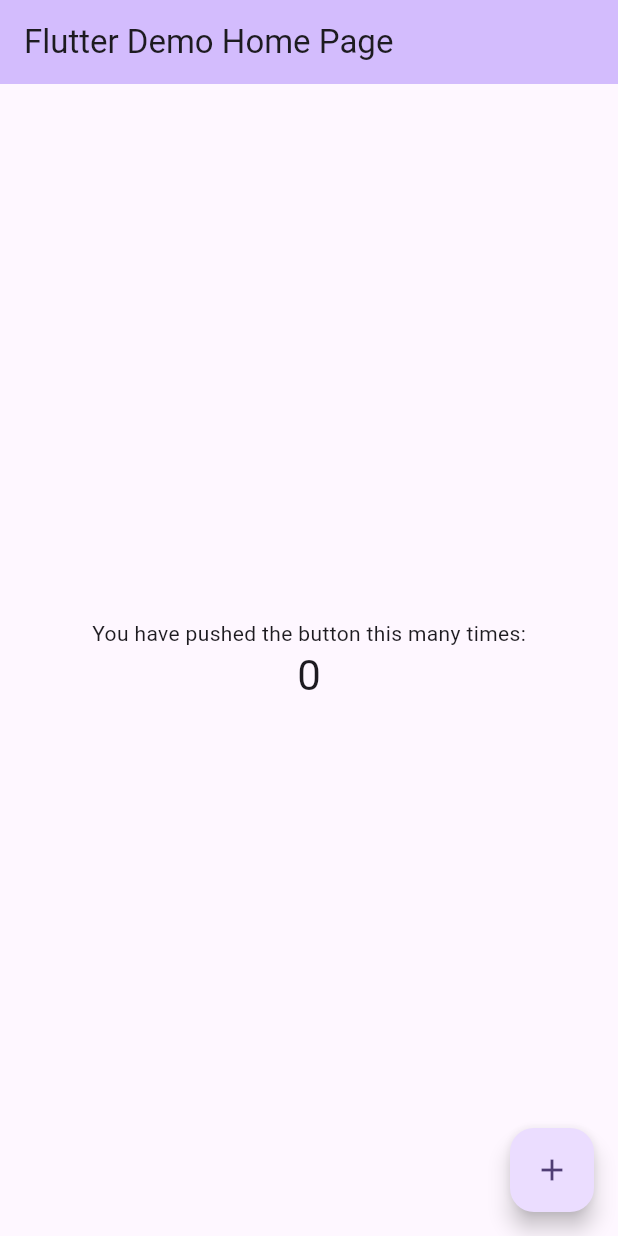
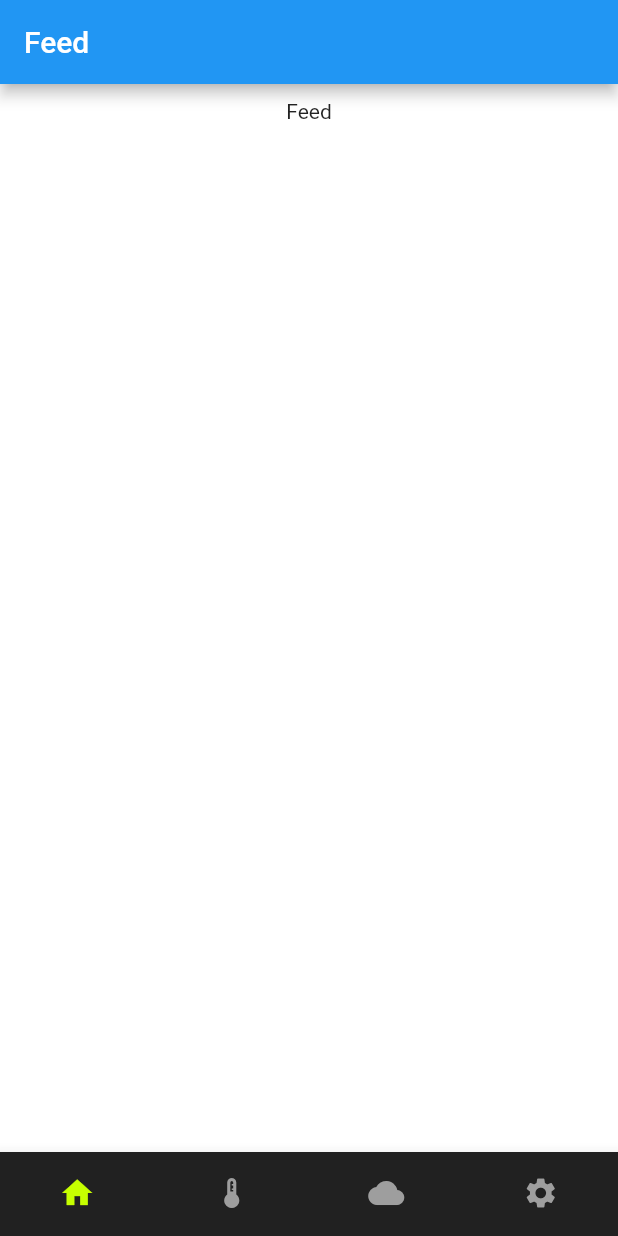
Before and after one commit to yodainferno/kilo_iot, a Flutter app: the screen it shows after launch, on a phone screen of 412 x 824 dp. Run offline on Flutter 3.47's test engine with Material 2 defaults, Android fonts, the phone set to English and light mode, and no system bars; our stand-ins replace flutter_riverpod.

Commit message:
feat: navigation with riverpod

```diff
--- /dev/null
+++ b/lib/app.dart
@@ -0,0 +1,16 @@
+import 'package:flutter/material.dart';
+import 'package:kilo_iot/presentation/components/bottom_navigation.dart' show BottomNavigation;
+
+class App extends StatelessWidget {
+  const App({super.key});
+
+  @override
+  Widget build(BuildContext context) {
+    return MaterialApp(
+      theme: ThemeData(
+        canvasColor: Colors.white,
+      ),
+      home: BottomNavigation(),
+    );
+  }
+}
--- a/lib/main.dart
+++ b/lib/main.dart
@@ -1,125 +1,11 @@
-import 'package:flutter/material.dart';
+import 'package:flutter/material.dart' show runApp;
+import 'package:flutter_riverpod/flutter_riverpod.dart' show ProviderScope;
+import 'app.dart' show App;
 
 void main() {
-  runApp(const MyApp());
+  runApp(
+    const ProviderScope( // только 1 оболочка на верхнем уровне
+      child: App()
+    )
+  );
 }
-
-class MyApp extends StatelessWidget {
-  const MyApp({super.key});
-
-  // This widget is the root of your application.
-  @override
-  Widget build(BuildContext context) {
-    return MaterialApp(
-      title: 'Flutter Demo',
-      theme: ThemeData(
-        // This is the theme of your application.
-        //
-        // TRY THIS: Try running your application with "flutter run". You'll see
-        // the application has a blue toolbar. Then, without quitting the app,
-        // try changing the seedColor in the colorScheme below to Colors.green
-        // and then invoke "hot reload" (save your changes or press the "hot
-        // reload" button in a Flutter-supported IDE, or press "r" if you used
-        // the command line to start the app).
-        //
-        // Notice that the counter didn't reset back to zero; the application
-        // state is not lost during the reload. To reset the state, use hot
-        // restart instead.
-        //
-        // This works for code too, not just values: Most code changes can be
-        // tested with just a hot reload.
-        colorScheme: ColorScheme.fromSeed(seedColor: Colors.deepPurple),
-        useMaterial3: true,
-      ),
-      home: const MyHomePage(title: 'Flutter Demo Home Page'),
-    );
-  }
-}
-
-class MyHomePage extends StatefulWidget {
-  const MyHomePage({super.key, required this.title});
-
-  // This widget is the home page of your application. It is stateful, meaning
-  // that it has a State object (defined below) that contains fields that affect
-  // how it looks.
-
-  // This class is the configuration for the state. It holds the values (in this
-  // case the title) provided by the parent (in this case the App widget) and
-  // used by the build method of the State. Fields in a Widget subclass are
-  // always marked "final".
-
-  final String title;
-
-  @override
-  State<MyHomePage> createState() => _MyHomePageState();
-}
-
-class _MyHomePageState extends State<MyHomePage> {
-  int _counter = 0;
-
-  void _incrementCounter() {
-    setState(() {
-      // This call to setState tells the Flutter framework that something has
-      // changed in this State, which causes it to rerun the build method below
-      // so that the display can reflect the updated values. If we changed
-      // _counter without calling setState(), then the build method would not be
-      // called again, and so nothing would appear to happen.
-      _counter++;
-    });
-  }
-
-  @override
-  Widget build(BuildContext context) {
-    // This method is rerun every time setState is called, for instance as done
-    // by the _incrementCounter method above.
-    //
-    // The Flutter framework has been optimized to make rerunning build methods
-    // fast, so that you can just rebuild anything that needs updating rather
-    // than having to individually change instances of widgets.
-    return Scaffold(
-      appBar: AppBar(
-        // TRY THIS: Try changing the color here to a specific color (to
-        // Colors.amber, perhaps?) and trigger a hot reload to see the AppBar
-        // change color while the other colors stay the same.
-        backgroundColor: Theme.of(context).colorScheme.inversePrimary,
-        // Here we take the value from the MyHomePage object that was created by
-        // the App.build method, and use it to set our appbar title.
-        title: Text(widget.title),
-      ),
-      body: Center(
-        // Center is a layout widget. It takes a single child and positions it
-        // in the middle of the parent.
-        child: Column(
-          // Column is also a layout widget. It takes a list of children and
-          // arranges them vertically. By default, it sizes itself to fit its
-          // children horizontally, and tries to be as tall as its parent.
-          //
-          // Column has various properties to control how it sizes itself and
-          // how it positions its children. Here we use mainAxisAlignment to
-          // center the children vertically; the main axis here is the vertical
-          // axis because Columns are vertical (the cross axis would be
-          // horizontal).
-          //
-          // TRY THIS: Invoke "debug painting" (choose the "Toggle Debug Paint"
-          // action in the IDE, or press "p" in the console), to see the
-          // wireframe for each widget.
-          mainAxisAlignment: MainAxisAlignment.center,
-          children: <Widget>[
-            const Text(
-              'You have pushed the button this many times:',
-            ),
-            Text(
-              '$_counter',
-              style: Theme.of(context).textTheme.headlineMedium,
-            ),
-          ],
-        ),
-      ),
-      floatingActionButton: FloatingActionButton(
-        onPressed: _incrementCounter,
-        tooltip: 'Increment',
-        child: const Icon(Icons.add),
-      ), // This trailing comma makes auto-formatting nicer for build methods.
-    );
-  }
-}
--- /dev/null
+++ b/lib/presentation/components/bottom_navigation.dart
@@ -0,0 +1,59 @@
+import 'package:flutter/material.dart';
+import 'package:flutter_riverpod/flutter_riverpod.dart';
+import 'package:kilo_iot/state.dart' show NavigationPagesImpl;
+
+final navigationObject = NavigationPagesImpl();
+
+class BottomNavigation extends ConsumerWidget {
+  @override
+  Widget build(BuildContext context, WidgetRef ref) {
+    final provider = navigationObject.getProvider(ref);
+    final currentPage = ref.watch(provider);
+
+
+    return Scaffold(
+      body: navigationObject.pages[currentPage] ?? Container(),
+      bottomNavigationBar: BottomNavigationBar(
+        type: BottomNavigationBarType.fixed,
+        showSelectedLabels: false,
+        showUnselectedLabels: false,
+        //
+        backgroundColor: Colors.grey[900],
+        selectedItemColor: Colors.limeAccent[400],
+        unselectedItemColor: Colors.grey[500],
+
+        onTap: (index) {
+          ref.read(provider.notifier).state = navigationObject.pages.keys.toList()[index];
+        },
+        currentIndex: getCurrentPageIndex(ref),
+        items: const [
+          BottomNavigationBarItem(
+            icon: Icon(Icons.home),
+            label: 'Feed',
+          ),
+          BottomNavigationBarItem(
+            icon: Icon(Icons.thermostat),
+            label: 'Devices',
+          ),
+          BottomNavigationBarItem(
+            icon: Icon(Icons.cloud),
+            label: 'Brokers'
+          ),
+          BottomNavigationBarItem(
+            icon: Icon(Icons.settings),
+            label: 'Settings'
+          ),
+        ],
+      )
+    );
+  }
+
+  int getCurrentPageIndex(WidgetRef ref) {
+    final provider = navigationObject.getProvider(ref);
+    final currentPage = ref.read(provider.notifier).state;
+
+    return navigationObject.pages.keys.toList().indexWhere(
+      (item) => item == currentPage
+    );
+  }
+}
--- /dev/null
+++ b/lib/presentation/feed/feed_page.dart
@@ -0,0 +1,26 @@
+import 'package:flutter/material.dart';
+// import '../widgets/widgets.dart'; // todo
+class FeedPage extends StatelessWidget {
+  const FeedPage({super.key});
+
+  @override
+  Widget build(BuildContext context) {
+    return Scaffold(
+        appBar: AppBar(title: const Text('Feed')),
+        body: buildBody(context)
+      );
+  }
+
+  Widget buildBody(BuildContext context) {
+    return const Center(
+      child: Padding(
+        padding: EdgeInsets.symmetric(horizontal: 10.0),
+        child: Column(children: <Widget>[
+          SizedBox(height: 10),
+          Text('Feed'),
+          SizedBox(height: 20),
+        ]),
+      ),
+    );
+  }
+}
--- /dev/null
+++ b/lib/state.dart
@@ -0,0 +1,54 @@
+import 'package:flutter/material.dart';
+import 'package:flutter_riverpod/flutter_riverpod.dart';
+
+import 'package:kilo_iot/presentation/feed/feed_page.dart' show FeedPage;
+import 'package:kilo_iot/presentation/devices/devices_page.dart' show DevicesPage;
+import 'package:kilo_iot/presentation/brokers/brokers_page.dart' show BrokersPage;
+import 'package:kilo_iot/presentation/settings/settings_page.dart' show SettingsPage;
+
+
+abstract class NavigationPages {
+  StateProvider<String> getProvider(WidgetRef ref);
+  // set page(String key);
+  //
+  // Widget get body;
+  // List<String> get pagesKeys;
+}
+
+class NavigationPagesImpl implements NavigationPages {
+  // WidgetRef ref;
+
+  final StateProvider<String> _provider = StateProvider<String>((ref) => 'feed');
+  final Map<String, Widget> pages = const {
+    'feed': FeedPage(),
+    'devices': DevicesPage(),
+    'brokers': BrokersPage(),
+    'settings': SettingsPage()
+  };
+
+  @override
+  StateProvider<String> getProvider(WidgetRef ref) {
+    return _provider;
+  }
+
+  // @override
+  // String get page {
+  //   return ref.read(provider.notifier).state; // не watch
+  // }
+
+  // @override
+  // set page(String newPage) {
+  //   ref.read(provider.notifier).state = newPage;
+  // }
+
+  // // @override
+  // // Widget get body {
+  // //   final currentPage = ref.watch(provider);
+  // //   return pages[currentPage] ?? Container();
+  // // }
+
+  // @override
+  // List<String> get pagesKeys {
+  //   return pages.keys.toList();
+  // }
+}
--- a/pubspec.yaml
+++ b/pubspec.yaml
@@ -35,6 +35,7 @@ dependencies:
   # The following adds the Cupertino Icons font to your application.
   # Use with the CupertinoIcons class for iOS style icons.
   cupertino_icons: ^1.0.2
+  flutter_riverpod: ^2.4.4
 
 dev_dependencies:
   flutter_test:
```
Also changed, not shown: lib/application/routes_impl.dart (added, +25 -0 lines), lib/domain/routes.dart (added, +7 -0 lines), lib/presentation/brokers/brokers_page.dart (added, +26 -0 lines), lib/presentation/devices/devices_page.dart (added, +26 -0 lines), lib/presentation/settings/settings_page.dart (added, +26 -0 lines), pubspec.lock, 1 other file.
